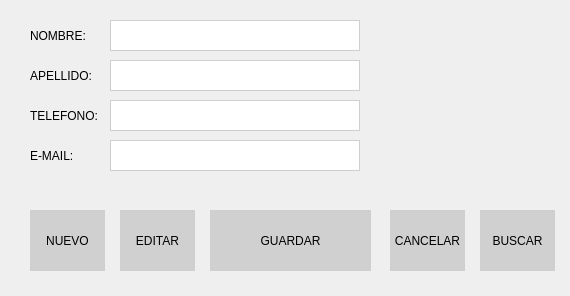
Above: Proyecto/layout/validacion.ui from yosoyfunes/python before the change. Below: the same form after it.
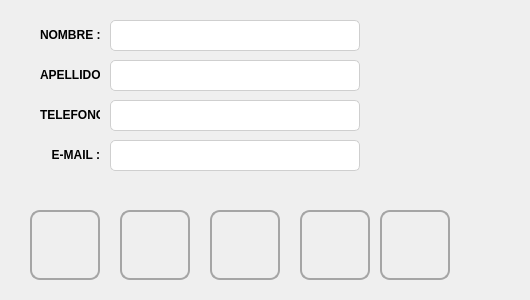
That is the form after the change. Icons and pictures are not drawn.

Patch:
```diff
--- a/Proyecto/layout/validacion.ui
+++ b/Proyecto/layout/validacion.ui
@@ -6,23 +6,43 @@
    <rect>
     <x>0</x>
     <y>0</y>
-    <width>570</width>
-    <height>296</height>
+    <width>530</width>
+    <height>300</height>
    </rect>
   </property>
+  <property name="minimumSize">
+   <size>
+    <width>530</width>
+    <height>300</height>
+   </size>
+  </property>
+  <property name="maximumSize">
+   <size>
+    <width>530</width>
+    <height>300</height>
+   </size>
+  </property>
   <property name="windowTitle">
    <string>Datos de Clientes</string>
   </property>
   <property name="styleSheet">
    <string notr="true">QPushButton {
-	border: 1px solid #CFCFCF;
-	background-color: #d0d0d0;
-	
+	border: 2px solid #A5A5A5;
+	border-radius: 10px;
+}
+QPushButton:hover {
+	background-color: #b8cbff;
+
+}
+
+QLabel {
+	text-align: right;
 }
 
 QLineEdit {
 	border: 1px solid #CFCFCF;
 	background-color: #FFFFFF;
+	border-radius: 5px;
 	
 }
 </string>
@@ -48,15 +68,25 @@
     <rect>
      <x>210</x>
      <y>210</y>
-     <width>161</width>
-     <height>61</height>
+     <width>70</width>
+     <height>70</height>
     </rect>
    </property>
    <property name="styleSheet">
     <string notr="true"/>
    </property>
    <property name="text">
-    <string>GUARDAR</string>
+    <string/>
+   </property>
+   <property name="icon">
+    <iconset>
+     <normaloff>Ugrabar.ico</normaloff>Ugrabar.ico</iconset>
+   </property>
+   <property name="iconSize">
+    <size>
+     <width>50</width>
+     <height>50</height>
+    </size>
    </property>
   </widget>
   <widget class="QLineEdit" name="nombre">
@@ -106,53 +136,53 @@
   <widget class="QLabel" name="txt_nombre">
    <property name="geometry">
     <rect>
-     <x>30</x>
+     <x>40</x>
      <y>20</y>
-     <width>75</width>
-     <height>31</height>
+     <width>60</width>
+     <height>30</height>
     </rect>
    </property>
    <property name="text">
-    <string>NOMBRE:</string>
+    <string>&lt;html&gt;&lt;head/&gt;&lt;body&gt;&lt;p align=&quot;right&quot;&gt;&lt;span style=&quot; font-weight:600;&quot;&gt;NOMBRE :&lt;/span&gt;&lt;/p&gt;&lt;/body&gt;&lt;/html&gt;</string>
    </property>
   </widget>
   <widget class="QLabel" name="txt_apellido">
    <property name="geometry">
     <rect>
-     <x>30</x>
+     <x>40</x>
      <y>60</y>
-     <width>75</width>
-     <height>31</height>
+     <width>60</width>
+     <height>30</height>
     </rect>
    </property>
    <property name="text">
-    <string>APELLIDO:</string>
+    <string>&lt;html&gt;&lt;head/&gt;&lt;body&gt;&lt;p align=&quot;right&quot;&gt;&lt;span style=&quot; font-weight:600;&quot;&gt;APELLIDO :&lt;/span&gt;&lt;/p&gt;&lt;/body&gt;&lt;/html&gt;</string>
    </property>
   </widget>
   <widget class="QLabel" name="txt_telefono">
    <property name="geometry">
     <rect>
-     <x>30</x>
+     <x>40</x>
      <y>100</y>
-     <width>75</width>
-     <height>31</height>
+     <width>60</width>
+     <height>30</height>
     </rect>
    </property>
    <property name="text">
-    <string>TELEFONO:</string>
+    <string>&lt;html&gt;&lt;head/&gt;&lt;body&gt;&lt;p align=&quot;right&quot;&gt;&lt;span style=&quot; font-weight:600;&quot;&gt;TELEFONO :&lt;/span&gt;&lt;/p&gt;&lt;/body&gt;&lt;/html&gt;</string>
    </property>
   </widget>
   <widget class="QLabel" name="txt_email">
    <property name="geometry">
     <rect>
-     <x>30</x>
+     <x>40</x>
      <y>140</y>
-     <width>75</width>
-     <height>31</height>
+     <width>60</width>
+     <height>30</height>
     </rect>
    </property>
    <property name="text">
-    <string>E-MAIL:</string>
+    <string>&lt;html&gt;&lt;head/&gt;&lt;body&gt;&lt;p align=&quot;right&quot;&gt;&lt;span style=&quot; font-weight:600;&quot;&gt;E-MAIL :&lt;/span&gt;&lt;/p&gt;&lt;/body&gt;&lt;/html&gt;</string>
    </property>
   </widget>
   <widget class="QLineEdit" name="telefono">
@@ -174,8 +204,8 @@
   <widget class="QLabel" name="imagen">
    <property name="geometry">
     <rect>
-     <x>410</x>
-     <y>20</y>
+     <x>390</x>
+     <y>30</y>
      <width>121</width>
      <height>111</height>
     </rect>
@@ -196,17 +226,27 @@
   <widget class="QPushButton" name="btnCancelar">
    <property name="geometry">
     <rect>
-     <x>390</x>
+     <x>300</x>
      <y>210</y>
-     <width>75</width>
-     <height>61</height>
+     <width>70</width>
+     <height>70</height>
     </rect>
    </property>
    <property name="styleSheet">
     <string notr="true"/>
    </property>
    <property name="text">
-    <string>CANCELAR</string>
+    <string/>
+   </property>
+   <property name="icon">
+    <iconset>
+     <normaloff>Ucancelar.ico</normaloff>Ucancelar.ico</iconset>
+   </property>
+   <property name="iconSize">
+    <size>
+     <width>50</width>
+     <height>50</height>
+    </size>
    </property>
   </widget>
   <widget class="QPushButton" name="btnEditar">
@@ -214,15 +254,25 @@
     <rect>
      <x>120</x>
      <y>210</y>
-     <width>75</width>
-     <height>61</height>
+     <width>70</width>
+     <height>70</height>
     </rect>
    </property>
    <property name="styleSheet">
     <string notr="true"/>
    </property>
    <property name="text">
-    <string>EDITAR</string>
+    <string/>
+   </property>
+   <property name="icon">
+    <iconset>
+     <normaloff>Ueditar.ico</normaloff>Ueditar.ico</iconset>
+   </property>
+   <property name="iconSize">
+    <size>
+     <width>50</width>
+     <height>50</height>
+    </size>
    </property>
   </widget>
   <widget class="QPushButton" name="btnNuevo">
@@ -230,31 +280,57 @@
     <rect>
      <x>30</x>
      <y>210</y>
-     <width>75</width>
-     <height>61</height>
+     <width>70</width>
+     <height>70</height>
     </rect>
    </property>
    <property name="styleSheet">
     <string notr="true"/>
    </property>
    <property name="text">
-    <string>NUEVO</string>
+    <string/>
+   </property>
+   <property name="icon">
+    <iconset>
+     <normaloff>Unuevo.ico</normaloff>Unuevo.ico</iconset>
+   </property>
+   <property name="iconSize">
+    <size>
+     <width>50</width>
+     <height>50</height>
+    </size>
    </property>
   </widget>
   <widget class="QPushButton" name="btnBuscar">
    <property name="geometry">
     <rect>
-     <x>480</x>
+     <x>380</x>
      <y>210</y>
-     <width>75</width>
-     <height>61</height>
+     <width>70</width>
+     <height>70</height>
     </rect>
    </property>
+   <property name="toolTip">
+    <string>buscar</string>
+   </property>
+   <property name="autoFillBackground">
+    <bool>false</bool>
+   </property>
    <property name="styleSheet">
     <string notr="true"/>
    </property>
    <property name="text">
-    <string>BUSCAR</string>
+    <string/>
+   </property>
+   <property name="icon">
+    <iconset>
+     <normaloff>Ubuscar.ico</normaloff>Ubuscar.ico</iconset>
+   </property>
+   <property name="iconSize">
+    <size>
+     <width>50</width>
+     <height>50</height>
+    </size>
    </property>
   </widget>
  </widget>
```
Left out of the diff: 19 changed lines with no effect on the pictures.
